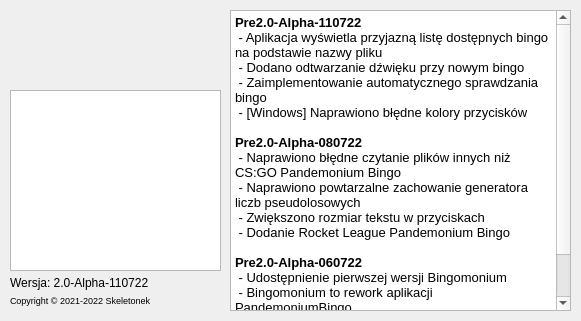
The window that Project/mainwindow.ui (Skeletonek/Bingomonium) describes before a commit, drawn with Qt 5.
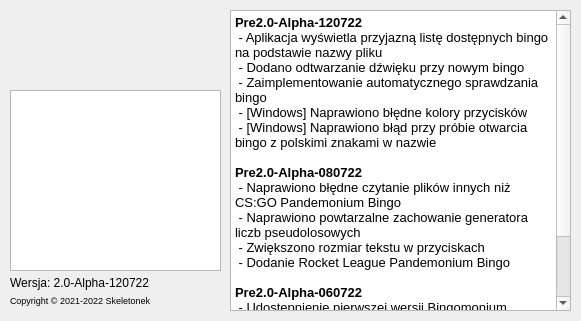
The same window after the commit. Icons and pictures are not drawn.

Commit message: Added recreate bingo button; Mock of categories list

Diff of the .ui file:
```diff
--- a/Project/mainwindow.ui
+++ b/Project/mainwindow.ui
@@ -48,7 +48,7 @@
      </font>
     </property>
     <property name="text">
-     <string>Wersja: 2.0-Alpha-110722</string>
+     <string>Wersja: 2.0-Alpha-120722</string>
     </property>
     <property name="alignment">
      <set>Qt::AlignLeading|Qt::AlignLeft|Qt::AlignTop</set>
@@ -108,11 +108,12 @@
 &lt;html&gt;&lt;head&gt;&lt;meta name=&quot;qrichtext&quot; content=&quot;1&quot; /&gt;&lt;style type=&quot;text/css&quot;&gt;
 p, li { white-space: pre-wrap; }
 &lt;/style&gt;&lt;/head&gt;&lt;body style=&quot; font-family:'Noto Sans'; font-size:10pt; font-weight:400; font-style:normal;&quot;&gt;
-&lt;p style=&quot; margin-top:0px; margin-bottom:0px; margin-left:0px; margin-right:0px; -qt-block-indent:0; text-indent:0px;&quot;&gt;&lt;span style=&quot; font-weight:600;&quot;&gt;Pre2.0-Alpha-110722&lt;/span&gt;&lt;/p&gt;
+&lt;p style=&quot; margin-top:0px; margin-bottom:0px; margin-left:0px; margin-right:0px; -qt-block-indent:0; text-indent:0px;&quot;&gt;&lt;span style=&quot; font-weight:600;&quot;&gt;Pre2.0-Alpha-120722&lt;/span&gt;&lt;/p&gt;
 &lt;p style=&quot; margin-top:0px; margin-bottom:0px; margin-left:0px; margin-right:0px; -qt-block-indent:0; text-indent:0px;&quot;&gt; - Aplikacja wyświetla przyjazną listę dostępnych bingo na podstawie nazwy pliku&lt;/p&gt;
 &lt;p style=&quot; margin-top:0px; margin-bottom:0px; margin-left:0px; margin-right:0px; -qt-block-indent:0; text-indent:0px;&quot;&gt; - Dodano odtwarzanie dźwięku przy nowym bingo&lt;/p&gt;
 &lt;p style=&quot; margin-top:0px; margin-bottom:0px; margin-left:0px; margin-right:0px; -qt-block-indent:0; text-indent:0px;&quot;&gt; - Zaimplementowanie automatycznego sprawdzania bingo&lt;/p&gt;
 &lt;p style=&quot; margin-top:0px; margin-bottom:0px; margin-left:0px; margin-right:0px; -qt-block-indent:0; text-indent:0px;&quot;&gt; - [Windows] Naprawiono błędne kolory przycisków &lt;/p&gt;
+&lt;p style=&quot; margin-top:0px; margin-bottom:0px; margin-left:0px; margin-right:0px; -qt-block-indent:0; text-indent:0px;&quot;&gt; - [Windows] Naprawiono błąd przy próbie otwarcia bingo z polskimi znakami w nazwie&lt;/p&gt;
 &lt;p style=&quot;-qt-paragraph-type:empty; margin-top:0px; margin-bottom:0px; margin-left:0px; margin-right:0px; -qt-block-indent:0; text-indent:0px; font-weight:600;&quot;&gt;&lt;br /&gt;&lt;/p&gt;
 &lt;p style=&quot; margin-top:0px; margin-bottom:0px; margin-left:0px; margin-right:0px; -qt-block-indent:0; text-indent:0px;&quot;&gt;&lt;span style=&quot; font-weight:600;&quot;&gt;Pre2.0-Alpha-080722&lt;/span&gt;&lt;/p&gt;
 &lt;p style=&quot; margin-top:0px; margin-bottom:0px; margin-left:0px; margin-right:0px; -qt-block-indent:0; text-indent:0px;&quot;&gt; - Naprawiono błędne czytanie plików innych niż CS:GO Pandemonium Bingo&lt;/p&gt;
```
Left out of the diff: 18 changed lines with no effect on the pictures. The commit also changes 9 other files.
